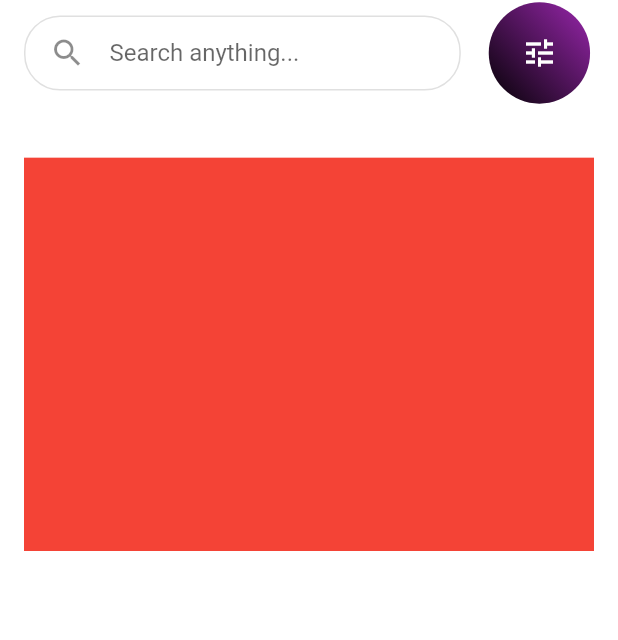
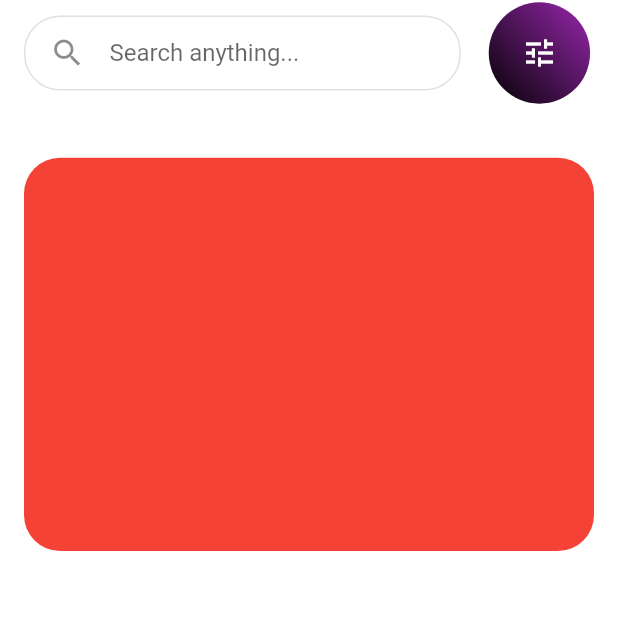
Before and after one commit to JAICHANGPARK/flutter_notebook_11th_story, a Flutter app: the screen it shows after launch, on a phone screen of 412 x 824 dp. Shown: the part 153-793 px from the top of the screen. Run offline on Flutter 3.47's test engine with Material 2 defaults, Android fonts, the phone set to English and light mode, and no system bars; our stand-ins replace backdrop, badges, flutter_inner_drawer, flutter_slidable, flutter_swiper, google_fonts.

Commit message:
Update experience_home_page.dart

```diff
--- a/lib/ep718_experience_app/experience_home_page.dart
+++ b/lib/ep718_experience_app/experience_home_page.dart
@@ -88,6 +88,7 @@ class _ExperienceHomePageState extends State<ExperienceHomePage> {
                           child: Container(
                         decoration: BoxDecoration(
                           color: Colors.red,
+                          borderRadius: BorderRadius.circular(24)
                         ),
                       ))
                     ],
```
